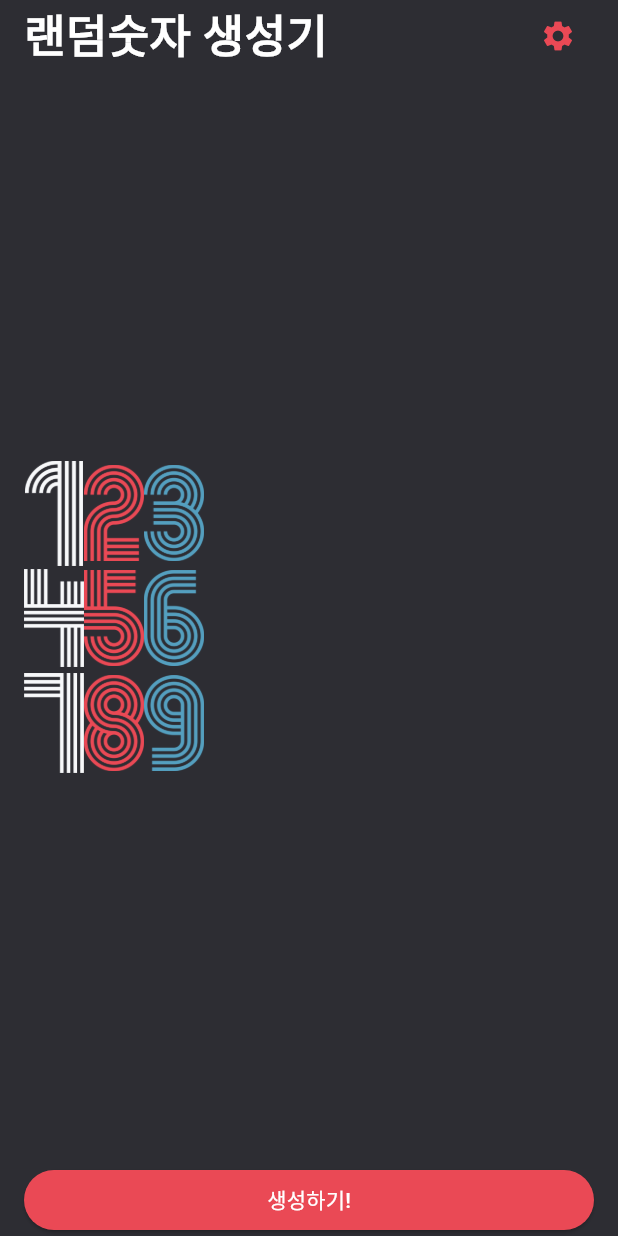
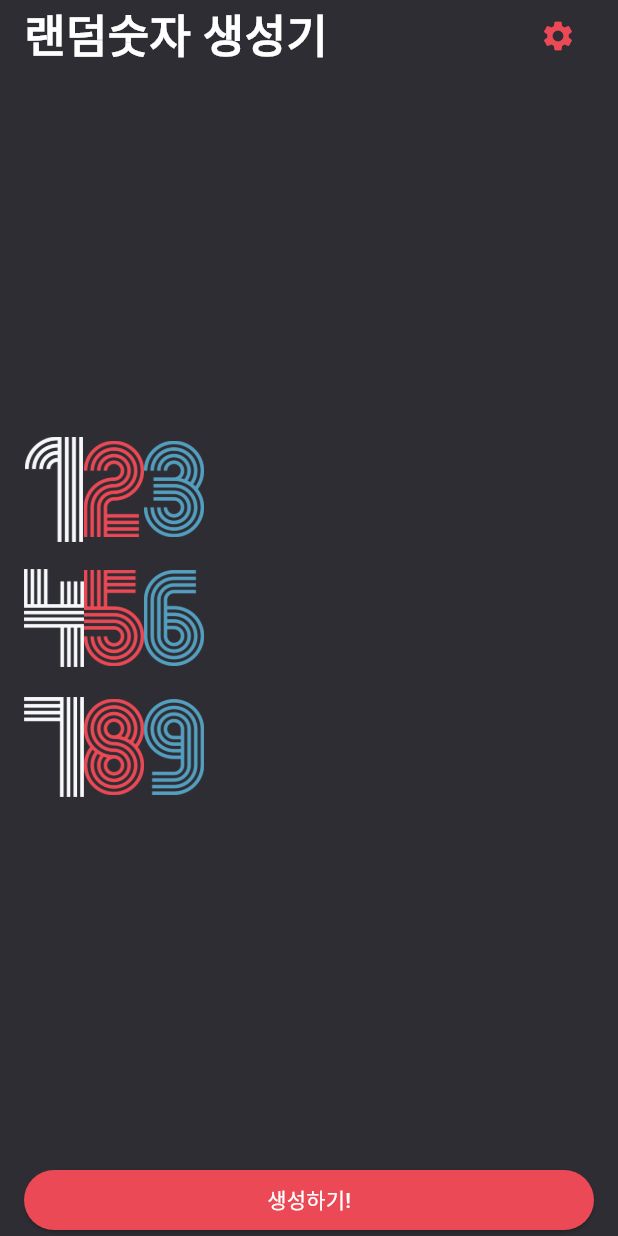
Before and after one commit to bunju20/randomNumCreate, a Flutter app: the screen it shows after launch, on a phone screen of 412 x 824 dp. Run offline on Flutter 3.47's test engine with Material 3 defaults, Android fonts, the phone set to English and light mode, and no system bars.

Commit message:
feat: padding 추가

```diff
--- a/lib/screen/home_screen.dart
+++ b/lib/screen/home_screen.dart
@@ -46,10 +46,12 @@ class _HomeScreenState extends State<HomeScreen> {
                       123,
                       456,
                       789,
-                    ]
+                    ].asMap().entries
                         .map(
-                          (x) => Row(
-                            children: x
+                          (x) => Padding(
+                            padding: EdgeInsets.only(bottom: x.key == 2 ? 0 : 16.0),
+                            child: Row(
+                              children: x.value
                                   .toString()
                                   .split('')
                                   .map((y) => Image.asset(
@@ -58,6 +60,7 @@ class _HomeScreenState extends State<HomeScreen> {
                                         width: 40.0,
                                       ))
                                   .toList(),
+                            ),
                           ),
                         )
                         .toList(),
```
Lines whose indentation alone changed are shown as unchanged.
